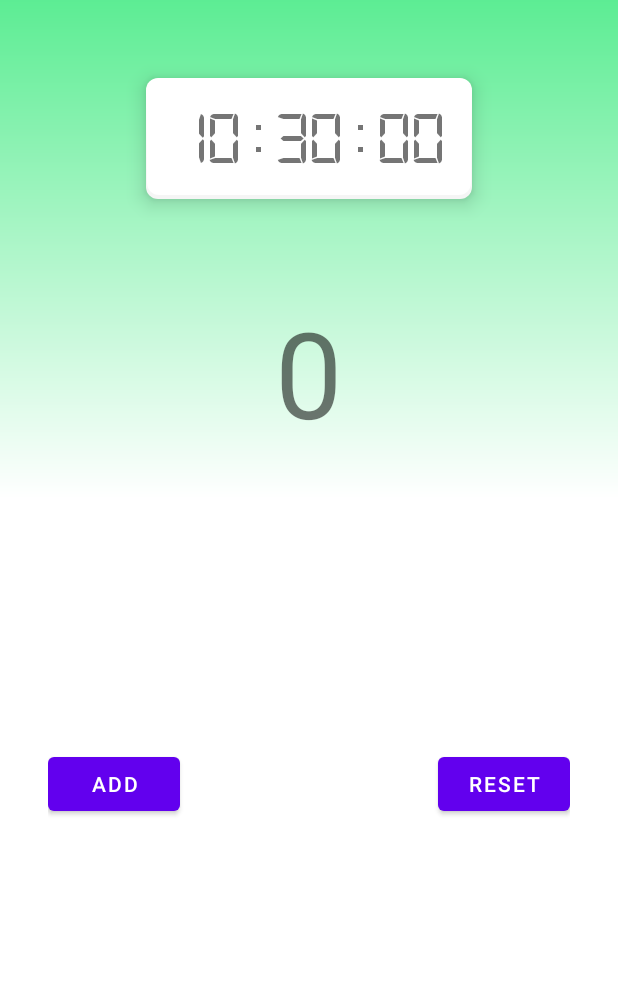
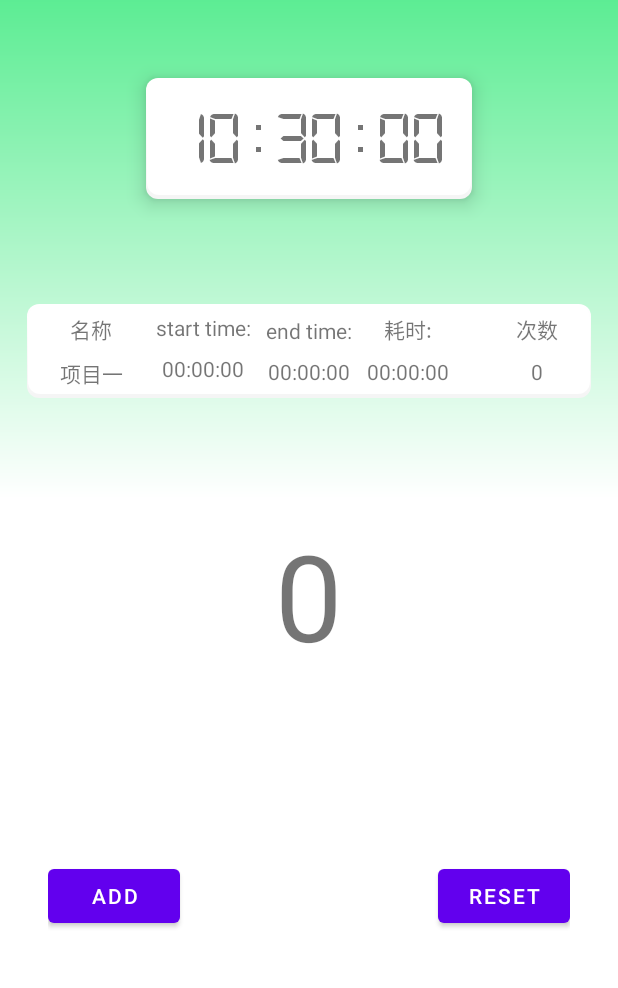
Before and after one commit to zhangzhuo1024/SmartCounter, an Android app: the screen it shows after launch (MainActivity), on a phone screen of 412 x 824 dp, the part 119-1107 px from its top. Run offline under Robolectric (Android 15) with nearby library versions, the phone set to English and light mode, and no system bars; libraries missing offline, so code that uses them is left out: com.gyf.immersionbar; 1 statement that could not run was skipped.

Commit message:
优化布局

```diff
--- a/app/src/main/res/layout/activity_main.xml
+++ b/app/src/main/res/layout/activity_main.xml
@@ -13,15 +13,15 @@
         android:layout_height="wrap_content"
         android:layout_gravity="center_horizontal"
         android:layout_marginTop="50dp"
+        android:text="@string/app_name"
         android:textColor="#FFFFFF"
-        android:text="@string/app_name"
         android:textSize="22sp" />
 
-        <androidx.recyclerview.widget.RecyclerView
-            android:visibility="gone"
-            android:id="@+id/recycler_view"
-            android:layout_width="match_parent"
-            android:layout_height="300dp" />
+    <androidx.recyclerview.widget.RecyclerView
+        android:id="@+id/recycler_view"
+        android:layout_width="match_parent"
+        android:layout_height="300dp"
+        android:visibility="gone" />
 
     <RelativeLayout
         android:id="@+id/settings_layout"
@@ -31,6 +31,7 @@
         android:layout_marginStart="32dp"
         android:layout_marginTop="50dp"
         android:layout_marginEnd="32dp"
+        android:layout_marginBottom="50dp"
         android:background="@drawable/card_background"
         android:elevation="8dp"
         android:gravity="center"
@@ -46,6 +47,122 @@
             android:textSize="50sp" />
     </RelativeLayout>
 
+    <RelativeLayout
+        android:layout_width="match_parent"
+        android:layout_height="wrap_content"
+        android:layout_margin="16dp"
+        android:background="@drawable/card_background"
+        android:padding="8dp">
+
+        <LinearLayout
+            android:layout_width="wrap_content"
+            android:layout_height="wrap_content"
+            android:layout_marginStart="16dp"
+            android:gravity="center_horizontal"
+            android:orientation="vertical">
+
+            <TextView
+                android:layout_width="wrap_content"
+                android:layout_height="wrap_content"
+                android:text="名称" />
+
+            <TextView
+                android:id="@+id/name"
+                android:layout_width="wrap_content"
+                android:layout_height="wrap_content"
+                android:layout_marginTop="8dp"
+                android:text="项目一" />
+        </LinearLayout>
+
+
+        <LinearLayout
+            android:layout_width="wrap_content"
+            android:layout_height="wrap_content"
+            android:layout_marginStart="16dp"
+            android:layout_toStartOf="@+id/end_layout"
+            android:gravity="center_horizontal"
+            android:orientation="vertical">
+
+            <TextView
+                android:id="@+id/start"
+                android:layout_width="wrap_content"
+                android:layout_height="wrap_content"
+                android:text="@string/start_time" />
+
+            <TextView
+                android:id="@+id/start_text"
+                android:layout_width="wrap_content"
+                android:layout_height="wrap_content"
+                android:layout_marginTop="8dp"
+                android:text="00:00:00" />
+        </LinearLayout>
+
+        <LinearLayout
+            android:id="@+id/end_layout"
+            android:layout_width="wrap_content"
+            android:layout_height="wrap_content"
+            android:layout_centerInParent="true"
+            android:gravity="center_horizontal"
+            android:layout_marginStart="10dp"
+            android:orientation="vertical">
+
+            <TextView
+                android:id="@+id/end"
+                android:layout_width="wrap_content"
+                android:layout_height="wrap_content"
+                android:text="@string/end_time" />
+
+            <TextView
+                android:id="@+id/end_text"
+                android:layout_width="wrap_content"
+                android:layout_height="wrap_content"
+                android:layout_marginTop="8dp"
+                android:text="00:00:00" />
+        </LinearLayout>
+
+        <LinearLayout
+            android:layout_width="wrap_content"
+            android:layout_height="wrap_content"
+            android:layout_marginStart="10dp"
+            android:layout_toEndOf="@+id/end_layout"
+            android:gravity="center_horizontal"
+            android:orientation="vertical">
+
+            <TextView
+                android:layout_width="wrap_content"
+                android:layout_height="wrap_content"
+                android:text="耗时:" />
+
+            <TextView
+                android:id="@+id/use_time"
+                android:layout_width="wrap_content"
+                android:layout_height="wrap_content"
+                android:layout_marginTop="8dp"
+                android:text="00:00:00" />
+        </LinearLayout>
+
+        <LinearLayout
+            android:layout_width="wrap_content"
+            android:layout_height="wrap_content"
+            android:layout_alignParentEnd="true"
+            android:layout_marginEnd="16dp"
+            android:gravity="center_horizontal"
+            android:orientation="vertical">
+
+            <TextView
+                android:layout_width="wrap_content"
+                android:layout_height="wrap_content"
+                android:text="次数" />
+
+            <TextView
+                android:id="@+id/count"
+                android:layout_width="wrap_content"
+                android:layout_height="wrap_content"
+                android:layout_marginTop="8dp"
+                android:text="0" />
+        </LinearLayout>
+
+    </RelativeLayout>
 
     <TextView
         android:id="@+id/counter_number"
@@ -67,14 +184,14 @@
             android:id="@+id/add"
             android:layout_width="wrap_content"
             android:layout_height="wrap_content"
-            android:text="Add" />
+            android:text="@string/add" />
 
         <Button
             android:id="@+id/reset"
             android:layout_width="wrap_content"
             android:layout_height="wrap_content"
             android:layout_alignParentEnd="true"
-            android:text="Reset" />
+            android:text="@string/reset" />
     </RelativeLayout>
 
 
--- a/app/src/main/res/values/strings.xml
+++ b/app/src/main/res/values/strings.xml
@@ -1,3 +1,7 @@
 <resources>
     <string name="app_name">SmartCounter</string>
+    <string name="start_time">start time:</string>
+    <string name="end_time">end time:</string>
+    <string name="reset">Reset</string>
+    <string name="add">add</string>
 </resources>
```
Also changed, not shown: 1 other file.
